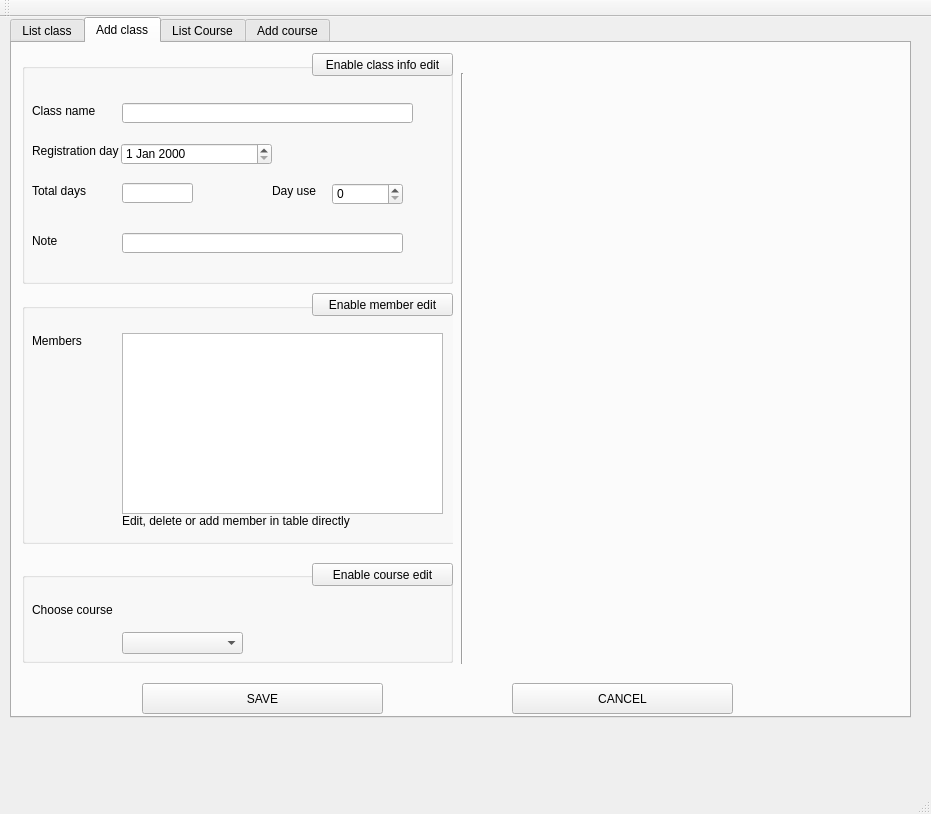
Old version of the form myclass/myclass.ui in the repository ndaonguyen/QT_FileDB_ECL.
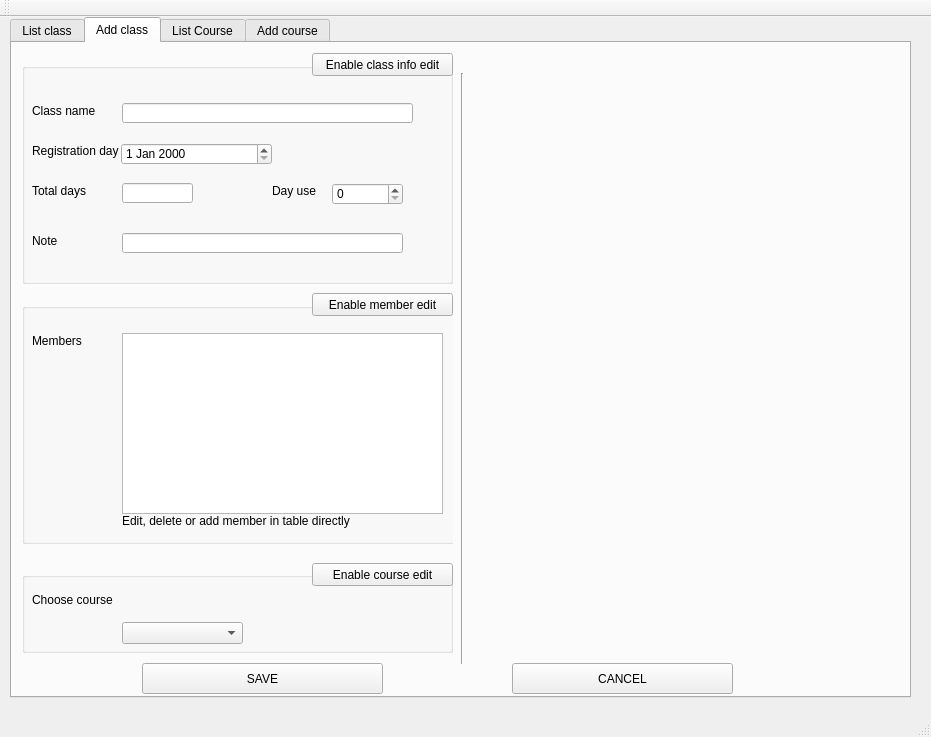
New version of the form. The open tabs and pages were chosen to show the change. Icons and pictures are not drawn.

The edit to the form file:
```diff
--- a/myclass/myclass.ui
+++ b/myclass/myclass.ui
@@ -7,9 +7,21 @@
     <x>0</x>
     <y>0</y>
     <width>931</width>
-    <height>814</height>
+    <height>737</height>
    </rect>
   </property>
+  <property name="minimumSize">
+   <size>
+    <width>931</width>
+    <height>737</height>
+   </size>
+  </property>
+  <property name="maximumSize">
+   <size>
+    <width>931</width>
+    <height>737</height>
+   </size>
+  </property>
   <property name="windowTitle">
    <string>ECL</string>
   </property>
@@ -24,7 +36,7 @@
       <x>10</x>
       <y>0</y>
       <width>901</width>
-      <height>701</height>
+      <height>681</height>
      </rect>
     </property>
     <property name="toolTip">
@@ -150,7 +162,7 @@
         <x>470</x>
         <y>50</y>
         <width>411</width>
-        <height>571</height>
+        <height>561</height>
        </rect>
       </property>
       <widget class="QWidget" name="verticalLayoutWidget_4">
@@ -159,7 +171,7 @@
          <x>10</x>
          <y>20</y>
          <width>401</width>
-         <height>561</height>
+         <height>541</height>
         </rect>
        </property>
        <layout class="QVBoxLayout" name="courseInfoLayout"/>
@@ -169,7 +181,7 @@
       <property name="geometry">
        <rect>
         <x>130</x>
-        <y>640</y>
+        <y>620</y>
         <width>241</width>
         <height>31</height>
        </rect>
@@ -186,7 +198,7 @@
       <property name="geometry">
        <rect>
         <x>500</x>
-        <y>640</y>
+        <y>620</y>
         <width>221</width>
         <height>31</height>
        </rect>
@@ -436,7 +448,7 @@
        <property name="geometry">
         <rect>
          <x>100</x>
-         <y>40</y>
+         <y>30</y>
          <width>251</width>
          <height>16</height>
         </rect>
@@ -449,7 +461,7 @@
        <property name="geometry">
         <rect>
          <x>100</x>
-         <y>70</y>
+         <y>60</y>
          <width>121</width>
          <height>22</height>
         </rect>
@@ -459,7 +471,7 @@
        <property name="geometry">
         <rect>
          <x>10</x>
-         <y>40</y>
+         <y>30</y>
          <width>91</width>
          <height>16</height>
         </rect>
@@ -474,7 +486,7 @@
          <x>0</x>
          <y>10</y>
          <width>431</width>
-         <height>91</height>
+         <height>81</height>
         </rect>
        </property>
        <property name="title">
```
Left out of the diff: 4 changed lines with no effect on the pictures.
